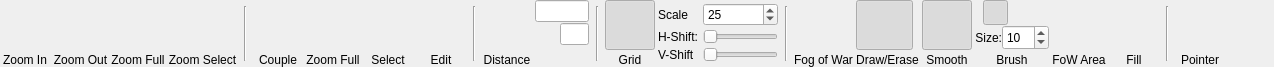
The window that DMHelper/src/ribbontabmap.ui (MMetze/DMHelper) describes before a commit, drawn with Qt 5.
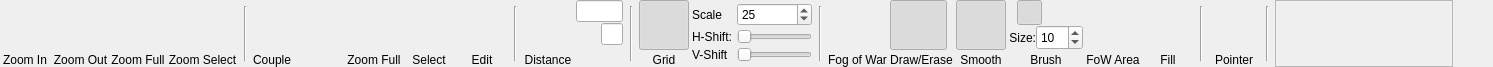
The same window after the commit. Icons and pictures are not drawn. Custom widgets are drawn as their Qt base class.

Commit message: Next update, more icons, start moving publish button to map ribbon

```diff
--- a/DMHelper/src/ribbontabmap.ui
+++ b/DMHelper/src/ribbontabmap.ui
@@ -6,7 +6,7 @@
    <rect>
     <x>0</x>
     <y>0</y>
-    <width>1274</width>
+    <width>1493</width>
     <height>67</height>
    </rect>
   </property>
@@ -281,10 +281,15 @@
     </widget>
    </item>
    <item>
-    <layout class="QVBoxLayout" name="verticalLayout">
-     <property name="spacing">
-      <number>0</number>
+    <widget class="QLabel" name="label_11">
+     <property name="text">
+      <string>Couple</string>
      </property>
+     <property name="alignment">
+      <set>Qt::AlignBottom|Qt::AlignHCenter</set>
+     </property>
+    </widget>
+   </item>
      <item>
       <widget class="QPushButton" name="btnCameraCouple">
        <property name="minimumSize">
@@ -324,18 +329,6 @@
       </widget>
      </item>
      <item>
-      <widget class="QLabel" name="label_11">
-       <property name="text">
-        <string>Couple</string>
-       </property>
-       <property name="alignment">
-        <set>Qt::AlignBottom|Qt::AlignHCenter</set>
-       </property>
-      </widget>
-     </item>
-    </layout>
-   </item>
-   <item>
     <layout class="QVBoxLayout" name="verticalLayout_3">
      <property name="spacing">
       <number>0</number>
@@ -1572,6 +1565,47 @@
      </item>
     </layout>
    </item>
+   <item>
+    <widget class="Line" name="line_7">
+     <property name="minimumSize">
+      <size>
+       <width>10</width>
+       <height>0</height>
+      </size>
+     </property>
+     <property name="maximumSize">
+      <size>
+       <width>10</width>
+       <height>55</height>
+      </size>
+     </property>
+     <property name="orientation">
+      <enum>Qt::Vertical</enum>
+     </property>
+    </widget>
+   </item>
+   <item>
+    <widget class="PublishButtonRibbon" name="publishFrame">
+     <property name="minimumSize">
+      <size>
+       <width>178</width>
+       <height>67</height>
+      </size>
+     </property>
+     <property name="maximumSize">
+      <size>
+       <width>178</width>
+       <height>67</height>
+      </size>
+     </property>
+     <property name="frameShape">
+      <enum>QFrame::StyledPanel</enum>
+     </property>
+     <property name="frameShadow">
+      <enum>QFrame::Raised</enum>
+     </property>
+    </widget>
+   </item>
    <item>
     <spacer name="horizontalSpacer">
      <property name="orientation">
@@ -1587,6 +1621,14 @@
    </item>
   </layout>
  </widget>
+ <customwidgets>
+  <customwidget>
+   <class>PublishButtonRibbon</class>
+   <extends>QFrame</extends>
+   <header>publishbuttonribbon.h</header>
+   <container>1</container>
+  </customwidget>
+ </customwidgets>
  <resources>
   <include location="resources.qrc"/>
  </resources>
```
Left out of the diff: 8 changed lines with no effect on the pictures. Lines whose indentation alone changed are shown as unchanged. The commit also changes 62 other files.
